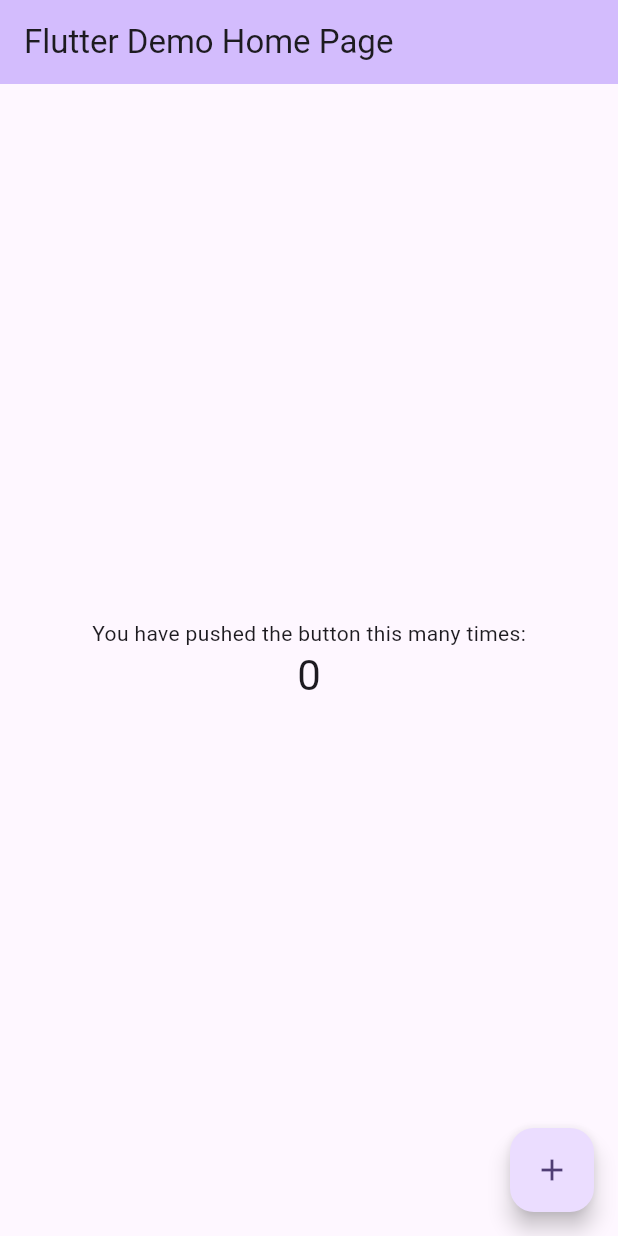
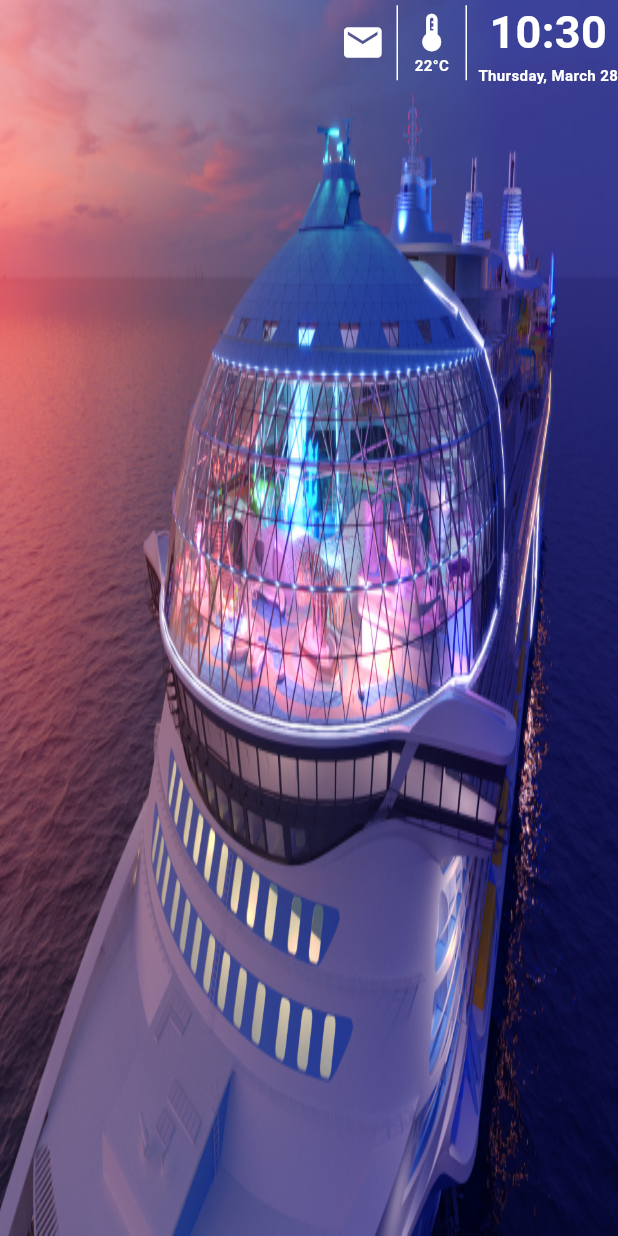
Before and after one commit to ngis-code/pocMYTV, a Flutter app: the screen it shows after launch, on a phone screen of 412 x 824 dp. Run offline on Flutter 3.47's test engine with Material 3 defaults, Android fonts, the phone set to English and light mode, and no system bars.

Commit message:
Background image

```diff
--- /dev/null
+++ b/lib/home.dart
@@ -0,0 +1,98 @@
+import 'package:flutter/material.dart';
+import 'package:intl/intl.dart';
+
+class HomePage extends StatefulWidget {
+  const HomePage({super.key});
+
+  @override
+  State<HomePage> createState() => _HomePageState();
+}
+
+class _HomePageState extends State<HomePage> {
+  @override
+  Widget build(BuildContext context) {
+    return Scaffold(
+      body: DecoratedBox(
+        decoration: const BoxDecoration(
+          image: DecorationImage(
+            image: AssetImage(
+              'assets/images/background.png',
+            ),
+            fit: BoxFit.fill,
+          ),
+        ),
+        child: SizedBox(
+          height: MediaQuery.of(context).size.height,
+          width: MediaQuery.of(context).size.width,
+          child: Column(
+            mainAxisAlignment: MainAxisAlignment.start,
+            children: [
+              Row(
+                mainAxisAlignment: MainAxisAlignment.end,
+                children: [
+                  const Icon(
+                    Icons.mail,
+                    size: 30,
+                    color: Colors.white,
+                  ),
+                  const SizedBox(
+                    height: 50,
+                    child: VerticalDivider(
+                      color: Colors.white,
+                      thickness: 1,
+                    ),
+                  ),
+                  const Column(
+                    children: [
+                      Icon(
+                        Icons.thermostat,
+                        size: 30,
+                        color: Colors.white,
+                      ),
+                      Text(
+                        '22°C',
+                        style: TextStyle(
+                          color: Colors.white,
+                          fontSize: 10,
+                          fontWeight: FontWeight.bold,
+                        ),
+                      ),
+                    ],
+                  ),
+                  const SizedBox(
+                    height: 50,
+                    child: VerticalDivider(
+                      color: Colors.white,
+                      thickness: 1,
+                    ),
+                  ),
+                  Column(
+                    children: [
+                      Text(
+                        '${DateTime.now().hour}:${DateTime.now().minute}',
+                        textAlign: TextAlign.end,
+                        style: const TextStyle(
+                          color: Colors.white,
+                          fontSize: 30,
+                          fontWeight: FontWeight.bold,
+                        ),
+                      ),
+                      Text(
+                        DateFormat('EEEE, MMMM d').format(DateTime.now()),
+                        style: const TextStyle(
+                          color: Colors.white,
+                          fontSize: 10,
+                          fontWeight: FontWeight.bold,
+                        ),
+                      ),
+                    ],
+                  ),
+                ],
+              )
+            ],
+          ),
+        ),
+      ),
+    );
+  }
+}
--- a/lib/main.dart
+++ b/lib/main.dart
@@ -1,4 +1,5 @@
 import 'package:flutter/material.dart';
+import 'package:pocmytv/home.dart';
 
 void main() {
   runApp(const MyApp());
@@ -7,119 +8,16 @@ void main() {
 class MyApp extends StatelessWidget {
   const MyApp({super.key});
 
-  // This widget is the root of your application.
   @override
   Widget build(BuildContext context) {
     return MaterialApp(
+      debugShowCheckedModeBanner: false,
       title: 'Flutter Demo',
       theme: ThemeData(
-        // This is the theme of your application.
-        //
-        // TRY THIS: Try running your application with "flutter run". You'll see
-        // the application has a purple toolbar. Then, without quitting the app,
-        // try changing the seedColor in the colorScheme below to Colors.green
-        // and then invoke "hot reload" (save your changes or press the "hot
-        // reload" button in a Flutter-supported IDE, or press "r" if you used
-        // the command line to start the app).
-        //
-        // Notice that the counter didn't reset back to zero; the application
-        // state is not lost during the reload. To reset the state, use hot
-        // restart instead.
-        //
-        // This works for code too, not just values: Most code changes can be
-        // tested with just a hot reload.
         colorScheme: ColorScheme.fromSeed(seedColor: Colors.deepPurple),
         useMaterial3: true,
       ),
-      home: const MyHomePage(title: 'Flutter Demo Home Page'),
+      home: const HomePage(),
     );
   }
 }
-
-class MyHomePage extends StatefulWidget {
-  const MyHomePage({super.key, required this.title});
-
-  // This widget is the home page of your application. It is stateful, meaning
-  // that it has a State object (defined below) that contains fields that affect
-  // how it looks.
-
-  // This class is the configuration for the state. It holds the values (in this
-  // case the title) provided by the parent (in this case the App widget) and
-  // used by the build method of the State. Fields in a Widget subclass are
-  // always marked "final".
-
-  final String title;
-
-  @override
-  State<MyHomePage> createState() => _MyHomePageState();
-}
-
-class _MyHomePageState extends State<MyHomePage> {
-  int _counter = 0;
-
-  void _incrementCounter() {
-    setState(() {
-      // This call to setState tells the Flutter framework that something has
-      // changed in this State, which causes it to rerun the build method below
-      // so that the display can reflect the updated values. If we changed
-      // _counter without calling setState(), then the build method would not be
-      // called again, and so nothing would appear to happen.
-      _counter++;
-    });
-  }
-
-  @override
-  Widget build(BuildContext context) {
-    // This method is rerun every time setState is called, for instance as done
-    // by the _incrementCounter method above.
-    //
-    // The Flutter framework has been optimized to make rerunning build methods
-    // fast, so that you can just rebuild anything that needs updating rather
-    // than having to individually change instances of widgets.
-    return Scaffold(
-      appBar: AppBar(
-        // TRY THIS: Try changing the color here to a specific color (to
-        // Colors.amber, perhaps?) and trigger a hot reload to see the AppBar
-        // change color while the other colors stay the same.
-        backgroundColor: Theme.of(context).colorScheme.inversePrimary,
-        // Here we take the value from the MyHomePage object that was created by
-        // the App.build method, and use it to set our appbar title.
-        title: Text(widget.title),
-      ),
-      body: Center(
-        // Center is a layout widget. It takes a single child and positions it
-        // in the middle of the parent.
-        child: Column(
-          // Column is also a layout widget. It takes a list of children and
-          // arranges them vertically. By default, it sizes itself to fit its
-          // children horizontally, and tries to be as tall as its parent.
-          //
-          // Column has various properties to control how it sizes itself and
-          // how it positions its children. Here we use mainAxisAlignment to
-          // center the children vertically; the main axis here is the vertical
-          // axis because Columns are vertical (the cross axis would be
-          // horizontal).
-          //
-          // TRY THIS: Invoke "debug painting" (choose the "Toggle Debug Paint"
-          // action in the IDE, or press "p" in the console), to see the
-          // wireframe for each widget.
-          mainAxisAlignment: MainAxisAlignment.center,
-          children: <Widget>[
-            const Text(
-              'You have pushed the button this many times:',
-            ),
-            Text(
-              '$_counter',
-              style: Theme.of(context).textTheme.headlineMedium,
-            ),
-          ],
-        ),
-      ),
-      floatingActionButton: FloatingActionButton(
-        onPressed: _incrementCounter,
-        tooltip: 'Increment',
-        child: const Icon(Icons.add),
-      ), // This trailing comma makes auto-formatting nicer for build methods.
-    );
-  }
-}
--- a/pubspec.yaml
+++ b/pubspec.yaml
@@ -35,6 +35,7 @@ dependencies:
   # The following adds the Cupertino Icons font to your application.
   # Use with the CupertinoIcons class for iOS style icons.
   cupertino_icons: ^1.0.2
+  intl: ^0.19.0
 
 dev_dependencies:
   flutter_test:
@@ -59,8 +60,9 @@ flutter:
   uses-material-design: true
 
   # To add assets to your application, add an assets section, like this:
-  # assets:
-  #   - images/a_dot_burr.jpeg
+  assets:
+    - assets/
+    - assets/images/
   #   - images/a_dot_ham.jpeg
 
   # An image asset can refer to one or more resolution-specific "variants", see
```
Also changed, not shown: assets/images/background.png (added), pubspec.lock.
